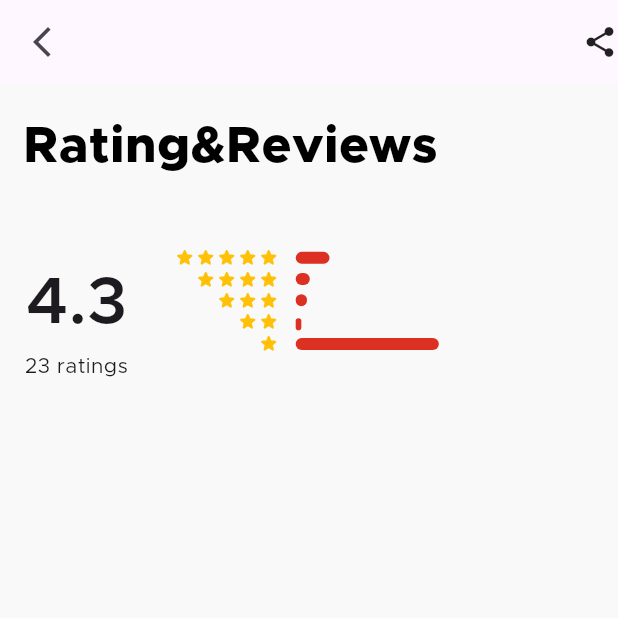
After one commit to huza786/zenify, a Flutter app: the RatingPage screen opened by its route, on a phone screen of 412 x 824 dp, the top half of it. The commit adds this screen. Run offline on Flutter 3.47's test engine with Material 3 defaults, Android fonts, the phone set to English and light mode, and no system bars; our stand-ins replace flutter_rating_bar, flutter_screenutil, flutter_svg, google_fonts.

Commit message:
rating page start

```diff
--- a/lib/screens/DashboardScreens/HomePages/components/product_card.dart
+++ b/lib/screens/DashboardScreens/HomePages/components/product_card.dart
@@ -273,7 +273,8 @@ class _ProductCardState extends State<ProductCard> {
                   top: 211.h,
                   child: Text(
                     widget.product.subTitle,
-                    style: headerStyle.copyWith(fontSize: 11, color: greyColor),
+                    style:
+                        headerStyle.copyWith(fontSize: 11, color: Colors.grey),
                   ),
                 ),
                 //Title
--- /dev/null
+++ b/lib/screens/DashboardScreens/ProductScreens/components/1star.dart
@@ -0,0 +1,15 @@
+import 'package:flutter/material.dart';
+import 'package:flutter_screenutil/flutter_screenutil.dart';
+
+class StarRow1 extends StatelessWidget {
+  const StarRow1({super.key});
+
+  @override
+  Widget build(BuildContext context) {
+    return const Icon(
+      Icons.star_rounded,
+      color: Colors.amber,
+      size: 14,
+    );
+  }
+}
--- /dev/null
+++ b/lib/screens/DashboardScreens/ProductScreens/components/2stars_row.dart
@@ -0,0 +1,28 @@
+import 'package:flutter/material.dart';
+import 'package:flutter_screenutil/flutter_screenutil.dart';
+
+class StarRow2 extends StatelessWidget {
+  const StarRow2({super.key});
+
+  @override
+  Widget build(BuildContext context) {
+    return SizedBox(
+      height: 14.h,
+      // width: 30.w,
+      child: const Row(
+        children: [
+          Icon(
+            Icons.star_rounded,
+            color: Colors.amber,
+            size: 14,
+          ),
+          Icon(
+            Icons.star_rounded,
+            color: Colors.amber,
+            size: 14,
+          ),
+        ],
+      ),
+    );
+  }
+}
--- /dev/null
+++ b/lib/screens/DashboardScreens/ProductScreens/components/3stars_row.dart
@@ -0,0 +1,33 @@
+import 'package:flutter/material.dart';
+import 'package:flutter_screenutil/flutter_screenutil.dart';
+
+class StarRow3 extends StatelessWidget {
+  const StarRow3({super.key});
+
+  @override
+  Widget build(BuildContext context) {
+    return SizedBox(
+      height: 14.h,
+      // width: 45.w,
+      child: const Row(
+        children: [
+          Icon(
+            Icons.star_rounded,
+            color: Colors.amber,
+            size: 14,
+          ),
+          Icon(
+            Icons.star_rounded,
+            color: Colors.amber,
+            size: 14,
+          ),
+          Icon(
+            Icons.star_rounded,
+            color: Colors.amber,
+            size: 14,
+          ),
+        ],
+      ),
+    );
+  }
+}
--- /dev/null
+++ b/lib/screens/DashboardScreens/ProductScreens/components/4stars_row.dart
@@ -0,0 +1,38 @@
+import 'package:flutter/material.dart';
+import 'package:flutter_screenutil/flutter_screenutil.dart';
+
+class StarRow4 extends StatelessWidget {
+  const StarRow4({super.key});
+
+  @override
+  Widget build(BuildContext context) {
+    return SizedBox(
+      height: 14.h,
+      // width: 60.w,
+      child: const Row(
+        children: [
+          Icon(
+            Icons.star_rounded,
+            color: Colors.amber,
+            size: 14,
+          ),
+          Icon(
+            Icons.star_rounded,
+            color: Colors.amber,
+            size: 14,
+          ),
+          Icon(
+            Icons.star_rounded,
+            color: Colors.amber,
+            size: 14,
+          ),
+          Icon(
+            Icons.star_rounded,
+            color: Colors.amber,
+            size: 14,
+          ),
+        ],
+      ),
+    );
+  }
+}
--- /dev/null
+++ b/lib/screens/DashboardScreens/ProductScreens/components/5stars_row.dart
@@ -0,0 +1,44 @@
+import 'package:flutter/material.dart';
+import 'package:flutter_screenutil/flutter_screenutil.dart';
+
+class StarRow5 extends StatelessWidget {
+  const StarRow5({super.key});
+
+  @override
+  Widget build(BuildContext context) {
+    return SizedBox(
+      height: 14.h,
+      // width: 75.w,
+      child: const Row(
+        crossAxisAlignment: CrossAxisAlignment.stretch,
+        children: [
+          Icon(
+            Icons.star_rounded,
+            color: Colors.amber,
+            size: 14,
+          ),
+          Icon(
+            Icons.star_rounded,
+            color: Colors.amber,
+            size: 14,
+          ),
+          Icon(
+            Icons.star_rounded,
+            color: Colors.amber,
+            size: 14,
+          ),
+          Icon(
+            Icons.star_rounded,
+            color: Colors.amber,
+            size: 14,
+          ),
+          Icon(
+            Icons.star_rounded,
+            color: Colors.amber,
+            size: 14,
+          ),
+        ],
+      ),
+    );
+  }
+}
--- /dev/null
+++ b/lib/screens/DashboardScreens/ProductScreens/components/rating_line_progress.dart
@@ -0,0 +1,99 @@
+import 'package:flutter/material.dart';
+import 'package:flutter_screenutil/flutter_screenutil.dart';
+import 'package:zenify/utils/globalvariable.dart';
+
+class RatingLineProgressIndicator extends StatelessWidget {
+  final double star1review;
+  final double star2review;
+  final double star3review;
+  final double star4review;
+  final double star5review;
+
+  const RatingLineProgressIndicator(
+      {super.key,
+      required this.star1review,
+      required this.star2review,
+      required this.star3review,
+      required this.star4review,
+      required this.star5review});
+
+  @override
+  Widget build(BuildContext context) {
+    final double total_reviews =
+        star1review + star2review + star3review + star4review + star5review;
+    return Column(
+      children: [
+        //5 stars line
+        Padding(
+          padding: EdgeInsets.only(top: 3.h),
+          child: Container(
+            width: 125.w,
+            child: LinearProgressIndicator(
+              color: primaryRed,
+              value: star5review / total_reviews,
+              backgroundColor: backgroundColor,
+              minHeight: 8,
+              borderRadius: BorderRadius.circular(4),
+            ),
+          ),
+        ),
+        //4 stars line
+        Padding(
+          padding: EdgeInsets.only(top: 6.h, bottom: 6.h),
+          child: Container(
+            width: 125.w,
+            child: LinearProgressIndicator(
+              color: primaryRed,
+              value: star4review / total_reviews,
+              backgroundColor: backgroundColor,
+              minHeight: 8,
+              borderRadius: BorderRadius.circular(4),
+            ),
+          ),
+        ),
+        //3 stars line
+        Padding(
+          padding: EdgeInsets.only(bottom: 2.h),
+          child: Container(
+            width: 125.w,
+            child: LinearProgressIndicator(
+              color: primaryRed,
+              value: star3review / total_reviews,
+              backgroundColor: backgroundColor,
+              minHeight: 8,
+              borderRadius: BorderRadius.circular(4),
+            ),
+          ),
+        ),
+        //2 stars line
+        Padding(
+          padding: EdgeInsets.only(bottom: 2.h, top: 6.h),
+          child: Container(
+            width: 125.w,
+            child: LinearProgressIndicator(
+              color: primaryRed,
+              value: star2review / total_reviews,
+              backgroundColor: backgroundColor,
+              minHeight: 8,
+              borderRadius: BorderRadius.circular(4),
+            ),
+          ),
+        ),
+        //1 stars line
+        Padding(
+          padding: EdgeInsets.only(top: 3.h),
+          child: Container(
+            width: 125.w,
+            child: LinearProgressIndicator(
+              color: primaryRed,
+              value: star1review / total_reviews + 0.01,
+              backgroundColor: backgroundColor,
+              minHeight: 8,
+              borderRadius: BorderRadius.circular(4),
+            ),
+          ),
+        ),
+      ],
+    );
+  }
+}
--- /dev/null
+++ b/lib/screens/DashboardScreens/ProductScreens/components/rating_pyramid.dart
@@ -0,0 +1,24 @@
+import 'package:flutter/material.dart';
+import 'package:zenify/screens/DashboardScreens/ProductScreens/components/1star.dart';
+import 'package:zenify/screens/DashboardScreens/ProductScreens/components/2stars_row.dart';
+import 'package:zenify/screens/DashboardScreens/ProductScreens/components/3stars_row.dart';
+import 'package:zenify/screens/DashboardScreens/ProductScreens/components/4stars_row.dart';
+import 'package:zenify/screens/DashboardScreens/ProductScreens/components/5stars_row.dart';
+
+class RatingPyramid extends StatelessWidget {
+  const RatingPyramid({super.key});
+
+  @override
+  Widget build(BuildContext context) {
+    return Container(
+      child: Column(crossAxisAlignment: CrossAxisAlignment.end, children: [
+        //row of 5 stars
+        StarRow5(),
+        StarRow4(),
+        StarRow3(),
+        StarRow2(),
+        StarRow1(),
+      ]),
+    );
+  }
+}
--- a/lib/screens/DashboardScreens/product_page.dart
+++ b/lib/screens/DashboardScreens/ProductScreens/product_page.dart
@@ -7,6 +7,7 @@ import 'package:zenify/screens/DashboardScreens/HomePages/components/product_car
 import 'package:zenify/screens/DashboardScreens/HomePages/components/product_card_providers.dart';
 import 'package:zenify/screens/DashboardScreens/HomePages/components/product_model.dart';
 import 'package:zenify/screens/DashboardScreens/provider/product_page_providers.dart';
+import 'package:zenify/utils/app_routes.dart';
 import 'package:zenify/utils/globalvariable.dart';
 
 class ProductPage extends StatefulWidget {
@@ -21,7 +22,9 @@ class ProductPage extends StatefulWidget {
 class _ProductPageState extends State<ProductPage> {
   @override
   Widget build(BuildContext context) {
+    //Main provider of product page
     final productPageProvider = Provider.of<ProductPageProvider>(context);
+    //Provider providing product card values
     final productCardProvider = Provider.of<ProductCardState>(context);
     final expandedProvider = Provider.of<ExpandedCardProvider>(context);
 
@@ -218,7 +221,13 @@ class _ProductPageState extends State<ProductPage> {
                             width: 125.w,
                             child: Row(
                               children: [
-                                RatingBarIndicator(
+                                GestureDetector(
+                                  onTap: () {
+                                    Navigator.pushNamed(
+                                        context, AppRoutes.ratingPage);
+                                  },
+                                  child: RatingBarIndicator(
+                                    unratedColor: Colors.grey,
                                     itemSize: 16,
                                     rating: productCardProvider.rating,
                                     itemBuilder: (context, index) => const Icon(
@@ -227,6 +236,7 @@ class _ProductPageState extends State<ProductPage> {
                                     ),
                                     itemCount: 5,
                                     direction: Axis.horizontal,
+                                  ),
                                 ), //rating in numbers next to rating
                                 Text(
                                   '(${product.initRating})',
--- /dev/null
+++ b/lib/screens/DashboardScreens/ProductScreens/rating_page.dart
@@ -0,0 +1,104 @@
+import 'package:flutter/material.dart';
+import 'package:flutter_screenutil/flutter_screenutil.dart';
+import 'package:zenify/screens/DashboardScreens/ProductScreens/components/4stars_row.dart';
+import 'package:zenify/screens/DashboardScreens/ProductScreens/components/5stars_row.dart';
+import 'package:zenify/screens/DashboardScreens/ProductScreens/components/rating_line_progress.dart';
+import 'package:zenify/screens/DashboardScreens/ProductScreens/components/rating_pyramid.dart';
+import 'package:zenify/utils/globalvariable.dart';
+
+class RatingPage extends StatefulWidget {
+  const RatingPage({super.key});
+
+  @override
+  State<RatingPage> createState() => _RatingPageState();
+}
+
+class _RatingPageState extends State<RatingPage> {
+  //TODO: you have to navigation and argiments to show full rating stats fetching from product model
+  @override
+  Widget build(BuildContext context) {
+    return Scaffold(
+      appBar: AppBar(
+        actions: [
+          //Adding share button
+          const Icon(Icons.share)
+        ],
+        leading: IconButton(
+          onPressed: () => Navigator.pop(context),
+          icon: const Icon(Icons.arrow_back_ios_new),
+        ),
+        // title: Text(
+        //   'Rating',
+        //   style: const TextStyle(fontSize: 18, fontWeight: FontWeight.w600),
+        // ),
+      ),
+      body: SafeArea(
+        child: SingleChildScrollView(
+          child: Column(
+            crossAxisAlignment: CrossAxisAlignment.start,
+            mainAxisAlignment: MainAxisAlignment.start,
+            children: [
+              Padding(
+                padding: EdgeInsets.only(
+                  left: 14.w,
+                  top: 18.h,
+                ),
+                child: Text(
+                  'Rating&Reviews',
+                  style: headerStyle.copyWith(
+                      fontSize: 34,
+                      color: Colors.black,
+                      fontWeight: FontWeight.w800),
+                ),
+              ),
+              //Rating information
+              Padding(
+                padding: EdgeInsets.only(
+                  top: 41.h,
+                  left: 15.w,
+                ),
+                child: Row(
+                  children: [
+                    Column(
+                      children: [
+                        Text(
+                          //average rating of product
+                          '4.3',
+                          style: headerStyle.copyWith(
+                              fontSize: 44, fontWeight: FontWeight.w600),
+                        ),
+                        Text(
+                          //Total ratings
+                          '23 ratings',
+                          style: headerStyle.copyWith(),
+                        ),
+                      ],
+                    ),
+                    Container(
+                      height: 95.h,
+                      width: 236.w,
+                      child: Row(
+                        children: [
+                          Padding(
+                            padding: EdgeInsets.only(left: 28.w, right: 10.w),
+                            child: RatingPyramid(),
+                          ),
+                          RatingLineProgressIndicator(
+                              star1review: 50,
+                              star2review: 2,
+                              star3review: 4,
+                              star4review: 5,
+                              star5review: 12)
+                        ],
+                      ),
+                    )
+                  ],
+                ),
+              )
+            ],
+          ),
+        ),
+      ),
+    );
+  }
+}
--- a/lib/screens/DashboardScreens/ShopPage/components/product_card_list_view.dart
+++ b/lib/screens/DashboardScreens/ShopPage/components/product_card_list_view.dart
@@ -5,6 +5,7 @@ import 'package:provider/provider.dart';
 import 'package:zenify/screens/DashboardScreens/HomePages/components/product_card_providers.dart';
 import 'package:zenify/screens/DashboardScreens/HomePages/components/product_model.dart';
 import 'package:zenify/screens/DashboardScreens/ShopPage/components/filter_components_providers.dart';
+import 'package:zenify/utils/app_routes.dart';
 import 'package:zenify/utils/globalvariable.dart';
 
 class ProductCardListView extends StatefulWidget {
@@ -51,6 +52,11 @@ class _ProductCardListViewState extends State<ProductCardListView> {
 
         //productcard height and width
         child: GestureDetector(
+          onTap: () {
+            //adding full product card info
+            Navigator.pushNamed(context, AppRoutes.productPage,
+                arguments: widget.product);
+          },
           onLongPress: () {
             showModalBottomSheet(
                 context: context,
@@ -278,7 +284,8 @@ class _ProductCardListViewState extends State<ProductCardListView> {
                   left: 118.89.w,
                   child: Text(
                     widget.product.subTitle,
-                    style: headerStyle.copyWith(fontSize: 11, color: greyColor),
+                    style:
+                        headerStyle.copyWith(fontSize: 11, color: Colors.grey),
                   ),
                 ),
                 //Title
--- a/lib/screens/nav_bar_page.dart
+++ b/lib/screens/nav_bar_page.dart
@@ -28,8 +28,8 @@ class _MainNavBarState extends State<NavBarPage> {
           selectedLabelStyle: TextStyle(
             color: primaryRed,
           ),
-          unselectedLabelStyle: TextStyle(color: greyColor),
-          unselectedItemColor: greyColor,
+          unselectedLabelStyle: TextStyle(color: backgroundColor),
+          unselectedItemColor: backgroundColor,
           selectedItemColor: primaryRed,
           currentIndex: navBarState.selectedPage,
           onTap: (index) {
--- a/lib/utils/app_routes.dart
+++ b/lib/utils/app_routes.dart
@@ -3,10 +3,11 @@ import 'package:zenify/screens/AuthenticationScreens/login.dart';
 import 'package:zenify/screens/AuthenticationScreens/signup.dart';
 import 'package:zenify/screens/DashboardScreens/HomePages/home1.dart';
 import 'package:zenify/screens/DashboardScreens/HomePages/home2.dart';
+import 'package:zenify/screens/DashboardScreens/ProductScreens/rating_page.dart';
 import 'package:zenify/screens/DashboardScreens/ShopPage/filters/brands_filter.dart';
 import 'package:zenify/screens/DashboardScreens/ShopPage/filters/filters_page.dart';
 import 'package:zenify/screens/DashboardScreens/ShopPage/women_category.dart';
-import 'package:zenify/screens/DashboardScreens/product_page.dart';
+import 'package:zenify/screens/DashboardScreens/ProductScreens/product_page.dart';
 import 'package:zenify/screens/nav_bar_page.dart';
 
 class AppRoutes {
@@ -21,6 +22,7 @@ class AppRoutes {
   static const filersPage = '/filterspage';
   static const brandsFiltersPage = '/brandsfilterspage';
   static const productPage = '/productpage';
+  static const ratingPage = '/ratingpage';
 }
 
 var routes = {
@@ -34,4 +36,5 @@ var routes = {
   AppRoutes.filersPage: (context) => const FiltersPage(),
   AppRoutes.brandsFiltersPage: (context) => const BrandsFiltersPage(),
   AppRoutes.productPage: (context) => const ProductPage(),
+  AppRoutes.ratingPage: (context) => const RatingPage(),
 };
--- a/lib/utils/globalvariable.dart
+++ b/lib/utils/globalvariable.dart
@@ -7,8 +7,6 @@ import 'package:zenify/screens/DashboardScreens/ShopPage/components/category_mod
 TextStyle customTextStyle = GoogleFonts.metrophobic();
 Color primaryRed = const Color(0xFFDB3022);
 Color backgroundColor = const Color(0xFFF9F9F9);
-
-Color greyColor = const Color.fromARGB(255, 5, 5, 5);
 
 const TextStyle headerStyle = TextStyle(fontFamily: 'Metropolis');
 const String arrow = 'assets/icons/arrow.svg';
```
Lines whose indentation alone changed are shown as unchanged.
